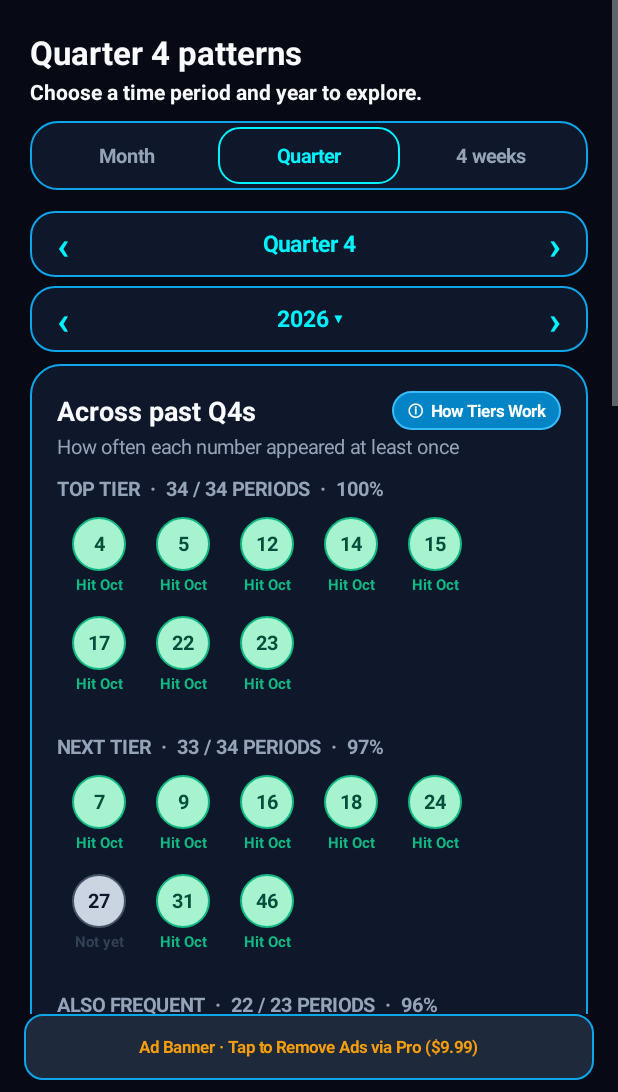
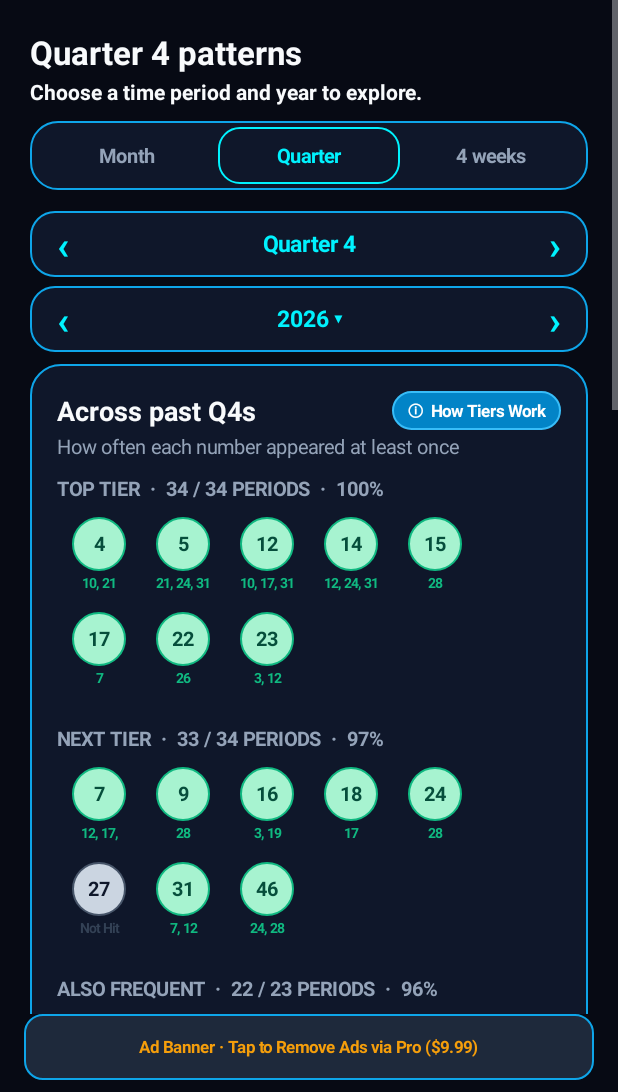
Before and after one commit to fjlove96/texas-quick-hits, an Android app: the screen it shows after launch (MainActivity), after a tap on "Quarter", on a phone screen of 412 x 824 dp, the part 144-1236 px from its top. Run offline under Robolectric (Android 15) with nearby library versions, the light colour scheme and no system bars; 3 other taps on this screen came first.

Commit message:
Polish hit dates display (day numbers only), add ad banner & Pro upgrade, fix CSV parser

```diff
--- a/app/src/main/java/com/codex/lottotexas/MainActivity.java
+++ b/app/src/main/java/com/codex/lottotexas/MainActivity.java
@@ -638,11 +638,11 @@ public class MainActivity extends Activity {
 
             cell.addView(ball, new LinearLayout.LayoutParams(dp(36), dp(36)));
 
-            String subText = hit ? formatHitDatesMockup(hitDates) : "Not yet";
-            TextView subView = text(subText, 10, hit ? GREEN : Color.rgb(51, 65, 85), true);
+            String subText = hit ? formatHitDatesMockup(hitDates) : "Not Hit";
+            TextView subView = text(subText, 9, hit ? GREEN : Color.rgb(51, 65, 85), true);
             subView.setGravity(Gravity.CENTER);
-            subView.setMaxLines(2);
-            cell.addView(subView, margin(2, 2));
+            subView.setMaxLines(3);
+            cell.addView(subView, margin(1, 1));
 
             LinearLayout.LayoutParams lp = new LinearLayout.LayoutParams(ViewGroup.LayoutParams.WRAP_CONTENT, ViewGroup.LayoutParams.WRAP_CONTENT);
             lp.setMargins(dp(6), 0, dp(6), 0);
@@ -2415,7 +2415,7 @@ public class MainActivity extends Activity {
                     "https://raw.githubusercontent.com/fjlove96/texas-quick-hits/main/lottotexas.csv?t=" + System.currentTimeMillis()
             };
             boolean success = false;
-            int newCount = 0;
+            int updatedCount = 0;
 
             for (String cloudUrl : urls) {
                 try {
@@ -2437,26 +2437,34 @@ public class MainActivity extends Activity {
                                     int day = Integer.parseInt(fields[2].trim());
                                     int year = Integer.parseInt(fields[3].trim());
                                     LocalDate date = LocalDate.of(year, month, day);
-                                    if (findDraw(date) == null) {
-                                        int[] nums = new int[6];
-                                        for (int i = 0; i < 6; i++) nums[i] = Integer.parseInt(fields[4 + i].trim());
-                                        synchronized (draws) {
+                                    int[] nums = new int[6];
+                                    for (int i = 0; i < 6; i++) nums[i] = Integer.parseInt(fields[4 + i].trim());
+
+                                    synchronized (draws) {
+                                        Draw existing = findDraw(date);
+                                        if (existing == null) {
                                             draws.add(new Draw(date, nums));
+                                            updatedCount++;
+                                        } else {
+                                            if (!java.util.Arrays.equals(existing.numbers(), nums)) {
+                                                draws.remove(existing);
+                                                draws.add(new Draw(date, nums));
+                                                updatedCount++;
+                                            }
                                         }
-                                        newCount++;
                                     }
                                 } catch (Exception ignored) { }
                             }
                             success = true;
-                            if (newCount > 0) {
+                            if (updatedCount > 0) {
                                 synchronized (draws) {
                                     draws.sort(Comparator.comparing(Draw::date));
                                     latestDate = draws.isEmpty() ? null : draws.get(draws.size() - 1).date();
                                 }
                                 saveHistory();
-                                final int added = newCount;
+                                final int count = updatedCount;
                                 runOnUiThread(() -> {
-                                    Toast.makeText(this, "☁️ Updated " + added + " new drawing(s) from Cloud!", Toast.LENGTH_SHORT).show();
+                                    Toast.makeText(this, "☁️ Synced " + count + " draw(s) from Cloud!", Toast.LENGTH_SHORT).show();
                                     render();
                                 });
                             } else if (showUpToDateToast) {
@@ -2633,20 +2641,14 @@ public class MainActivity extends Activity {
 
     @SuppressWarnings("ReassignedVariable")
     private static String formatHitDatesMockup(List<LocalDate> dates) {
-        if (dates.isEmpty()) return "Not yet";
-        DateTimeFormatter monthFmt = DateTimeFormatter.ofPattern("MMM d", Locale.US);
+        if (dates.isEmpty()) return "Not Hit";
         if (dates.size() == 1) {
-            return "Hit " + dates.get(0).format(monthFmt);
-        }
-        StringBuilder sb = new StringBuilder("Hit ");
-        sb.append(dates.get(0).format(monthFmt));
+            return String.valueOf(dates.get(0).getDayOfMonth());
+        }
+        StringBuilder sb = new StringBuilder();
+        sb.append(dates.get(0).getDayOfMonth());
         for (int i = 1; i < dates.size(); i++) {
-            LocalDate d = dates.get(i);
-            if (d.getMonth() == dates.get(0).getMonth()) {
-                sb.append(", ").append(d.getDayOfMonth());
-            } else {
-                sb.append("\n").append(d.format(monthFmt));
-            }
+            sb.append(", ").append(dates.get(i).getDayOfMonth());
         }
         return sb.toString();
     }
```
Also changed, not shown: 29 other files.
